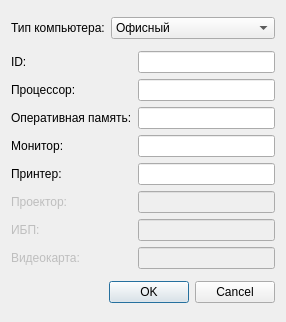
Above: newdialog.ui from chalexyur/sadb before the change. Below: the same form after it.
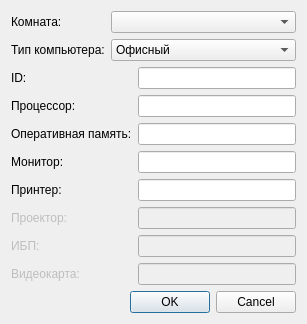
That is the form after the change.

Diff of the .ui file:
```diff
--- a/newdialog.ui
+++ b/newdialog.ui
@@ -6,8 +6,8 @@
    <rect>
     <x>0</x>
     <y>0</y>
-    <width>266</width>
-    <height>322</height>
+    <width>273</width>
+    <height>301</height>
    </rect>
   </property>
   <property name="windowTitle">
@@ -19,16 +19,26 @@
   <property name="modal">
    <bool>true</bool>
   </property>
-  <layout class="QGridLayout" name="gridLayout_2">
+  <layout class="QGridLayout" name="gridLayout">
    <item row="0" column="0">
+    <widget class="QLabel" name="label_10">
+     <property name="text">
+      <string>Комната:</string>
+     </property>
+    </widget>
+   </item>
+   <item row="0" column="1" colspan="2">
+    <widget class="QComboBox" name="roomBox"/>
+   </item>
+   <item row="1" column="0">
     <widget class="QLabel" name="label">
      <property name="text">
       <string>Тип компьютера:</string>
      </property>
     </widget>
    </item>
-   <item row="0" column="1">
-    <widget class="QComboBox" name="comboBox">
+   <item row="1" column="1" colspan="2">
+    <widget class="QComboBox" name="typeBox">
      <property name="minimumSize">
       <size>
        <width>0</width>
@@ -68,9 +78,7 @@
      </item>
     </widget>
    </item>
-   <item row="1" column="0" colspan="2">
-    <layout class="QGridLayout" name="gridLayout">
-     <item row="0" column="0">
+   <item row="2" column="0">
       <widget class="QLabel" name="label_2">
        <property name="enabled">
         <bool>true</bool>
@@ -83,17 +91,26 @@
        </property>
       </widget>
      </item>
-     <item row="0" column="1">
+   <item row="2" column="2">
       <widget class="QLineEdit" name="lineEditId">
        <property name="enabled">
         <bool>true</bool>
        </property>
+     <property name="inputMask">
+      <string/>
+     </property>
+     <property name="text">
+      <string/>
+     </property>
        <property name="readOnly">
         <bool>true</bool>
        </property>
-      </widget>
-     </item>
-     <item row="1" column="0">
+     <property name="clearButtonEnabled">
+      <bool>false</bool>
+     </property>
+    </widget>
+   </item>
+   <item row="3" column="0">
       <widget class="QLabel" name="label_3">
        <property name="enabled">
         <bool>true</bool>
@@ -106,14 +123,20 @@
        </property>
       </widget>
      </item>
-     <item row="1" column="1">
+   <item row="3" column="2">
       <widget class="QLineEdit" name="lineEditCpu">
        <property name="enabled">
         <bool>true</bool>
        </property>
-      </widget>
-     </item>
-     <item row="2" column="0">
+     <property name="inputMask">
+      <string/>
+     </property>
+     <property name="text">
+      <string/>
+     </property>
+    </widget>
+   </item>
+   <item row="4" column="0" colspan="2">
       <widget class="QLabel" name="label_4">
        <property name="enabled">
         <bool>true</bool>
@@ -123,14 +146,20 @@
        </property>
       </widget>
      </item>
-     <item row="2" column="1">
+   <item row="4" column="2">
       <widget class="QLineEdit" name="lineEditRam">
        <property name="enabled">
         <bool>true</bool>
        </property>
-      </widget>
-     </item>
-     <item row="3" column="0">
+     <property name="inputMask">
+      <string/>
+     </property>
+     <property name="text">
+      <string/>
+     </property>
+    </widget>
+   </item>
+   <item row="5" column="0">
       <widget class="QLabel" name="label_5">
        <property name="enabled">
         <bool>true</bool>
@@ -140,14 +169,17 @@
        </property>
       </widget>
      </item>
-     <item row="3" column="1">
+   <item row="5" column="2">
       <widget class="QLineEdit" name="lineEditDisplay">
        <property name="enabled">
         <bool>true</bool>
        </property>
-      </widget>
-     </item>
-     <item row="4" column="0">
+     <property name="text">
+      <string/>
+     </property>
+    </widget>
+   </item>
+   <item row="6" column="0">
       <widget class="QLabel" name="label_6">
        <property name="enabled">
         <bool>true</bool>
@@ -157,14 +189,17 @@
        </property>
       </widget>
      </item>
-     <item row="4" column="1">
+   <item row="6" column="2">
       <widget class="QLineEdit" name="lineEditPrinter">
        <property name="enabled">
         <bool>true</bool>
        </property>
-      </widget>
-     </item>
-     <item row="5" column="0">
+     <property name="text">
+      <string/>
+     </property>
+    </widget>
+   </item>
+   <item row="7" column="0">
       <widget class="QLabel" name="label_7">
        <property name="enabled">
         <bool>false</bool>
@@ -174,14 +209,14 @@
        </property>
       </widget>
      </item>
-     <item row="5" column="1">
+   <item row="7" column="2">
       <widget class="QLineEdit" name="lineEditProjector">
        <property name="enabled">
         <bool>false</bool>
        </property>
       </widget>
      </item>
-     <item row="6" column="0">
+   <item row="8" column="0">
       <widget class="QLabel" name="label_8">
        <property name="enabled">
         <bool>false</bool>
@@ -191,14 +226,14 @@
        </property>
       </widget>
      </item>
-     <item row="6" column="1">
+   <item row="8" column="2">
       <widget class="QLineEdit" name="lineEditUps">
        <property name="enabled">
         <bool>false</bool>
        </property>
       </widget>
      </item>
-     <item row="7" column="0">
+   <item row="9" column="0">
       <widget class="QLabel" name="label_9">
        <property name="enabled">
         <bool>false</bool>
@@ -208,16 +243,14 @@
        </property>
       </widget>
      </item>
-     <item row="7" column="1">
+   <item row="9" column="2">
       <widget class="QLineEdit" name="lineEditGpu">
        <property name="enabled">
         <bool>false</bool>
        </property>
       </widget>
      </item>
-    </layout>
-   </item>
-   <item row="2" column="0" colspan="2">
+   <item row="10" column="0" colspan="3">
     <widget class="QDialogButtonBox" name="buttonBox">
      <property name="orientation">
       <enum>Qt::Horizontal</enum>
```
Left out of the diff: 5 changed lines with no effect on the pictures. Lines whose indentation alone changed are shown as unchanged.
